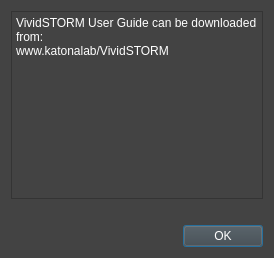
Before: the Qt Designer form gui/dialog_help.ui in KatonaLab/vividstorm, drawn with Qt 5.
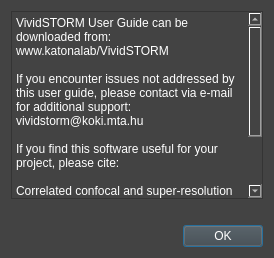
After: the same form once the commit is applied.

What changed in the file:
```diff
--- a/gui/dialog_help.ui
+++ b/gui/dialog_help.ui
@@ -38,6 +38,13 @@
       <string>VividSTORM User Guide can be downloaded from:
 www.katonalab/VividSTORM
 
+If you encounter issues not addressed by this user guide, please contact via e-mail for additional support: vividstorm@koki.mta.hu
+
+If you find this software useful for your project, please cite:
+
+Correlated confocal and super-resolution imaging by VividSTORM
+Nature Protocols 11, 163–183 (2016)
+doi:10.1038/nprot.2016.002
 </string>
      </property>
     </widget>
```
